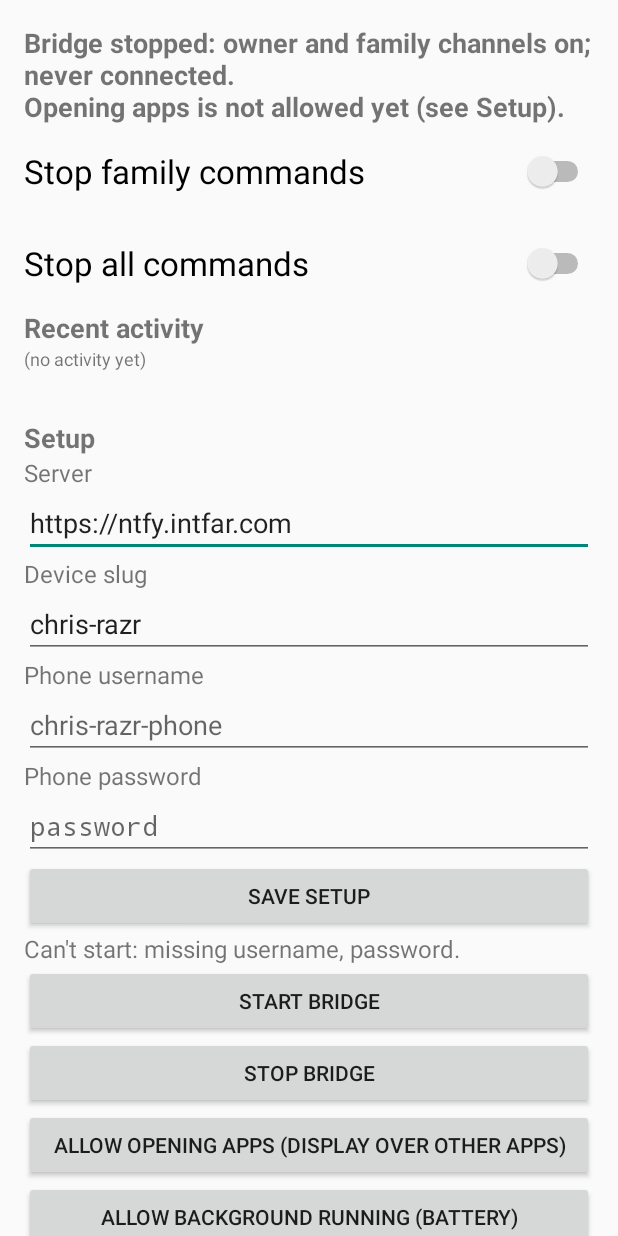
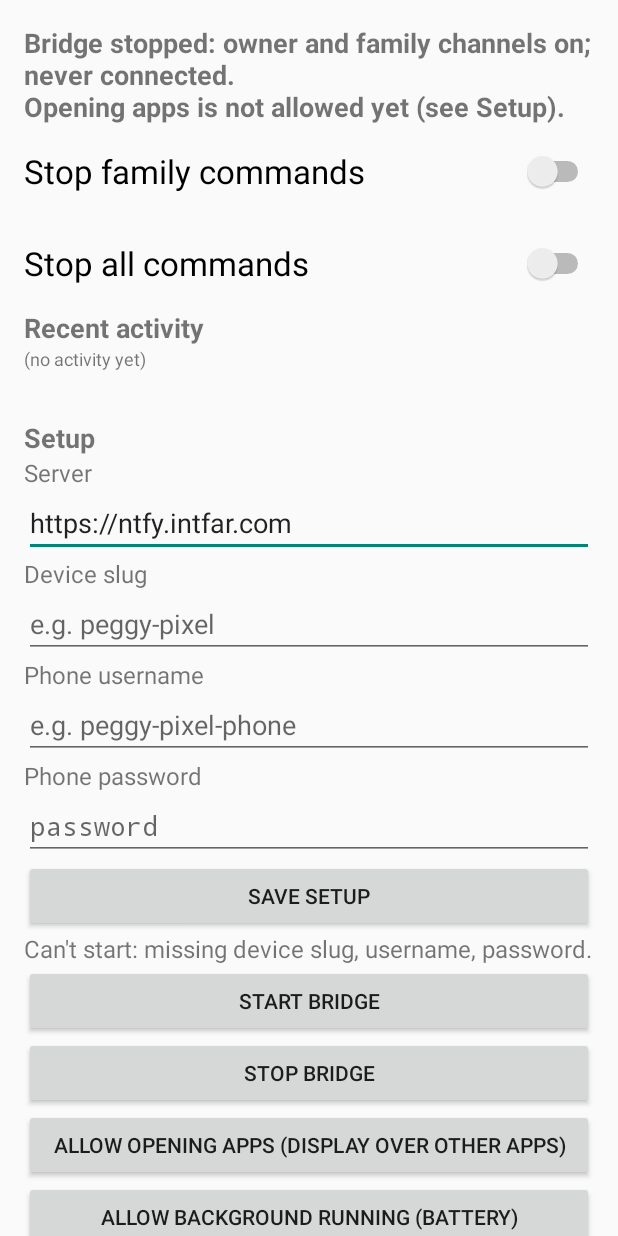
Before and after one commit to cmeans/muse-android-bridge, an Android app: the screen it shows after launch (MainActivity), after a tap on "START BRIDGE", on a phone screen of 412 x 824 dp. Run offline under Robolectric (Android 15) with nearby library versions, the phone set to English and light mode, and no system bars; 1 other tap on this screen came first.

Commit message:
Pre-QA r4 fixes: release cleartext guard, monotonic timers, empty setup defaults
- ReleaseNetworkTest: src/main may not allow cleartext (manifest attributes
  or a network security config), so plain HTTP stays debug-only. Mutation:
  usesCleartextTraffic in the main manifest fails it.
- Ring length and stream lifetime use SystemClock.elapsedRealtime(): a
  clock correction during a ring no longer stretches it, and a jump can't
  make a short stream count as stable. The gate and dedup stay on the wall
  clock, since they compare with ntfy's message times.
- Setup no longer pre-fills the pilot's device name (chris-razr) or user,
  and an unset device name is now missing setup instead of defaulting to
  the pilot's topics. Found setting up a second test phone.
- PROTOCOL: rewrap a long line.

Co-Authored-By: Claude Opus 5.5 <noreply@anthropic.com>

```diff
--- a/app/android/app/src/main/java/org/intfar/mabridge/Config.kt
+++ b/app/android/app/src/main/java/org/intfar/mabridge/Config.kt
@@ -14,7 +14,7 @@ object Config {
         prefs(ctx).getString("server", "https://ntfy.intfar.com")!!.trimEnd('/')
 
     fun deviceSlug(ctx: Context): String =
-        prefs(ctx).getString("slug", "chris-razr")!!
+        prefs(ctx).getString("slug", "")!!
 
     fun username(ctx: Context): String =
         prefs(ctx).getString("username", "")!!
--- a/app/android/app/src/main/java/org/intfar/mabridge/MainActivity.kt
+++ b/app/android/app/src/main/java/org/intfar/mabridge/MainActivity.kt
@@ -74,9 +74,9 @@ class MainActivity : Activity() {
         root.addView(label("Server"))
         val server = field("server", "https://ntfy.example.com", "https://ntfy.intfar.com").also { root.addView(it) }
         root.addView(label("Device slug"))
-        val slug = field("slug", "chris-razr", "chris-razr").also { root.addView(it) }
+        val slug = field("slug", "e.g. peggy-pixel").also { root.addView(it) }
         root.addView(label("Phone username"))
-        val user = field("username", "chris-razr-phone").also { root.addView(it) }
+        val user = field("username", "e.g. peggy-pixel-phone").also { root.addView(it) }
 
         val creds = CredentialStore(this)
         root.addView(label("Phone password"))
```
Also changed, not shown: app/android/app/src/main/java/org/intfar/mabridge/BridgeService.kt (+5 -4 lines), 2 other files.
